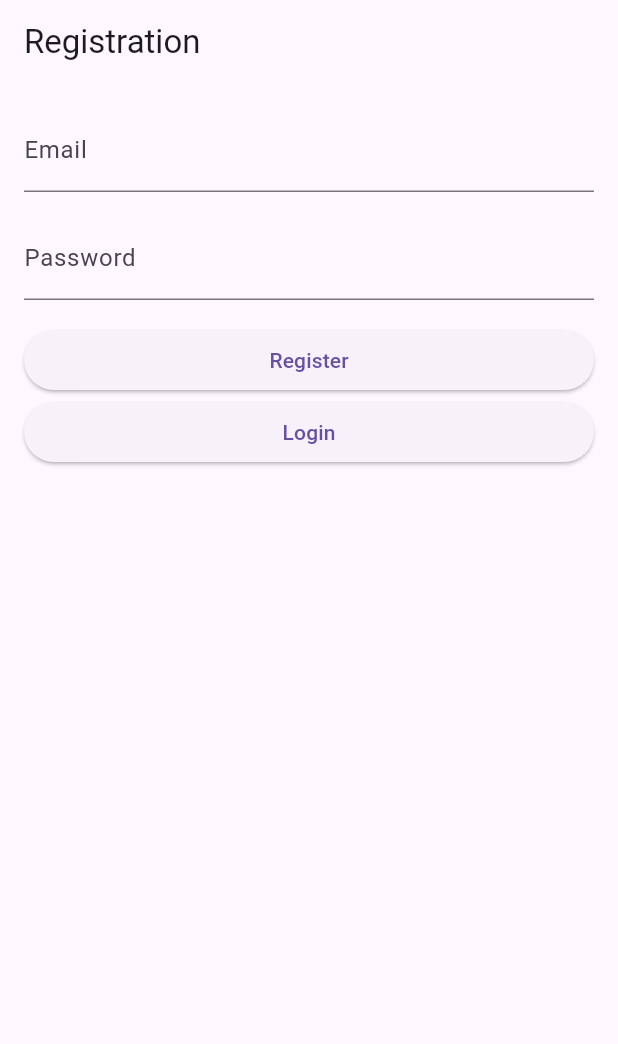
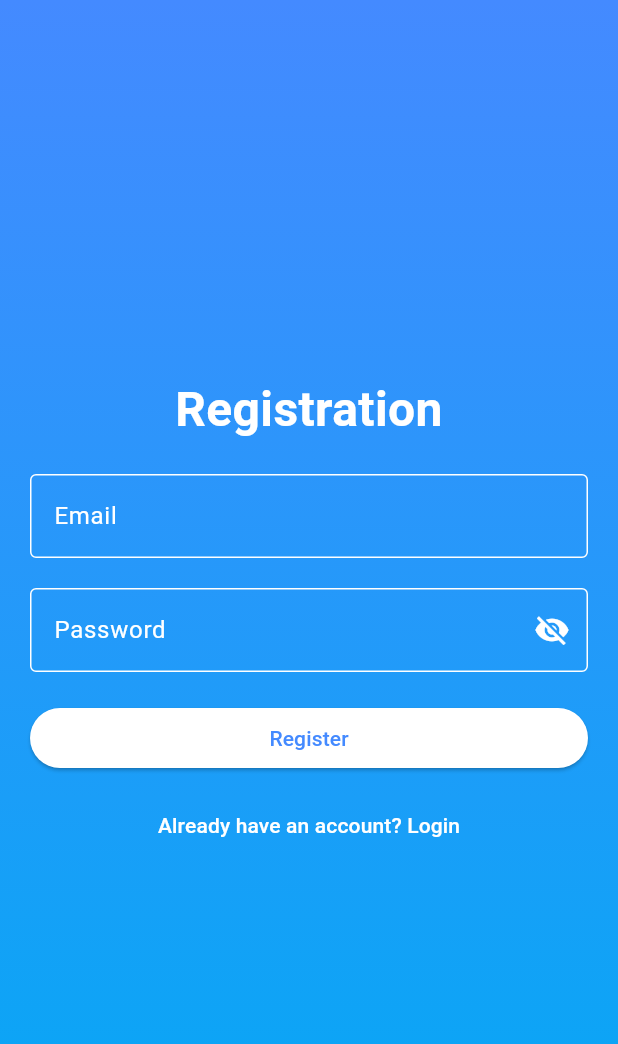
Before and after one commit to jamesii-b/founder-flock, a Flutter app: the RegistrationPage screen opened by its route, on a phone screen of 412 x 824 dp. Shown: the top 1044 px of the screen. Run offline on Flutter 3.47's test engine with Material 3 defaults, Android fonts, the light colour scheme and no system bars; our stand-ins replace connectivity, go_router, permission_handler, socket_io_client, swipe_cards; network calls fail.

Commit message:
Chore(UI):changed ui

```diff
--- a/lib/views/registration/registration_page.dart
+++ b/lib/views/registration/registration_page.dart
@@ -1,7 +1,6 @@
-import 'package:FounderFlock/viewmodels/registration_vm.dart';
 import 'package:flutter/material.dart';
 import 'package:go_router/go_router.dart';
-
+import 'package:FounderFlock/viewmodels/registration_vm.dart';
 
 class RegistrationPage extends StatefulWidget {
   const RegistrationPage({Key? key}) : super(key: key);
@@ -14,13 +13,11 @@ class _RegistrationPageState extends State<RegistrationPage> {
   final TextEditingController _emailController = TextEditingController();
   final TextEditingController _passwordController = TextEditingController();
   bool _isLoading = false;
+  bool _isObscure = true; // For password visibility
 
   @override
   Widget build(BuildContext context) {
     return Scaffold(
-      appBar: AppBar(
-        title: Text('Registration'),
-      ),
       body: _isLoading ? _buildLoadingIndicator() : _buildRegistrationForm(),
     );
   }
@@ -33,31 +30,93 @@ class _RegistrationPageState extends State<RegistrationPage> {
 
   Widget _buildRegistrationForm() {
     return SingleChildScrollView(
-      padding: EdgeInsets.all(16.0),
+      child: Container(
+        height: MediaQuery.of(context).size.height,
+        decoration: BoxDecoration(
+          gradient: LinearGradient(
+            begin: Alignment.topCenter,
+            end: Alignment.bottomCenter,
+            colors: [Colors.blueAccent, Colors.lightBlue],
+          ),
+        ),
+        padding: EdgeInsets.symmetric(horizontal: 20),
         child: Column(
           crossAxisAlignment: CrossAxisAlignment.stretch,
+          mainAxisAlignment: MainAxisAlignment.center,
           children: [
-          TextField(
+            Text(
+              'Registration',
+              style: TextStyle(
+                fontSize: 32,
+                fontWeight: FontWeight.bold,
+                color: Colors.white,
+              ),
+              textAlign: TextAlign.center,
+            ),
+            SizedBox(height: 20),
+            TextFormField(
               controller: _emailController,
-            decoration: InputDecoration(labelText: 'Email'),
+              keyboardType: TextInputType.emailAddress,
+              decoration: InputDecoration(
+                labelText: 'Email',
+                labelStyle: TextStyle(color: Colors.white),
+                enabledBorder: OutlineInputBorder(
+                  borderSide: BorderSide(color: Colors.white),
                 ),
-          SizedBox(height: 16.0),
-          TextField(
+                focusedBorder: OutlineInputBorder(
+                  borderSide: BorderSide(color: Colors.white),
+                ),
+              ),
+              style: TextStyle(color: Colors.white),
+            ),
+            SizedBox(height: 20),
+            TextFormField(
               controller: _passwordController,
-            decoration: InputDecoration(labelText: 'Password'),
-            obscureText: true,
+              obscureText: _isObscure,
+              decoration: InputDecoration(
+                labelText: 'Password',
+                labelStyle: TextStyle(color: Colors.white),
+                enabledBorder: OutlineInputBorder(
+                  borderSide: BorderSide(color: Colors.white),
                 ),
-          SizedBox(height: 16.0),
+                focusedBorder: OutlineInputBorder(
+                  borderSide: BorderSide(color: Colors.white),
+                ),
+                suffixIcon: IconButton(
+                  onPressed: () {
+                    setState(() {
+                      _isObscure = !_isObscure;
+                    });
+                  },
+                  icon: Icon(
+                    _isObscure ? Icons.visibility_off : Icons.visibility,
+                    color: Colors.white,
+                  ),
+                ),
+              ),
+              style: TextStyle(color: Colors.white),
+            ),
+            SizedBox(height: 20),
             ElevatedButton(
               onPressed: _performRegistration,
               child: Text('Register'),
+              style: ElevatedButton.styleFrom(
+                primary: Colors.white,
+                onPrimary: Colors.blueAccent,
               ),
-          ElevatedButton(
+            ),
+            SizedBox(height: 10),
+            TextButton(
               onPressed: () {
                 GoRouter.of(context).go('/login');
               },
-              child: const Text('Login')),
+              child: Text(
+                'Already have an account? Login',
+                style: TextStyle(color: Colors.white),
+              ),
+            ),
           ],
+        ),
       ),
     );
   }
@@ -80,7 +139,7 @@ class _RegistrationPageState extends State<RegistrationPage> {
       // Registration successful, navigate to another page or show success message.
     } else {
       ScaffoldMessenger.of(context).showSnackBar(SnackBar(
-        content: Text("Registration failed: "),
+        content: Text("Registration failed"),
       ));
       if (result.errorMessage != null) {
         ScaffoldMessenger.of(context).showSnackBar(SnackBar(
```
Also changed, not shown: lib/views/login/login_page.dart (+77 -20 lines), lib/views/profile/profile_page.dart (+39 -12 lines). Lines whose indentation alone changed are shown as unchanged.
